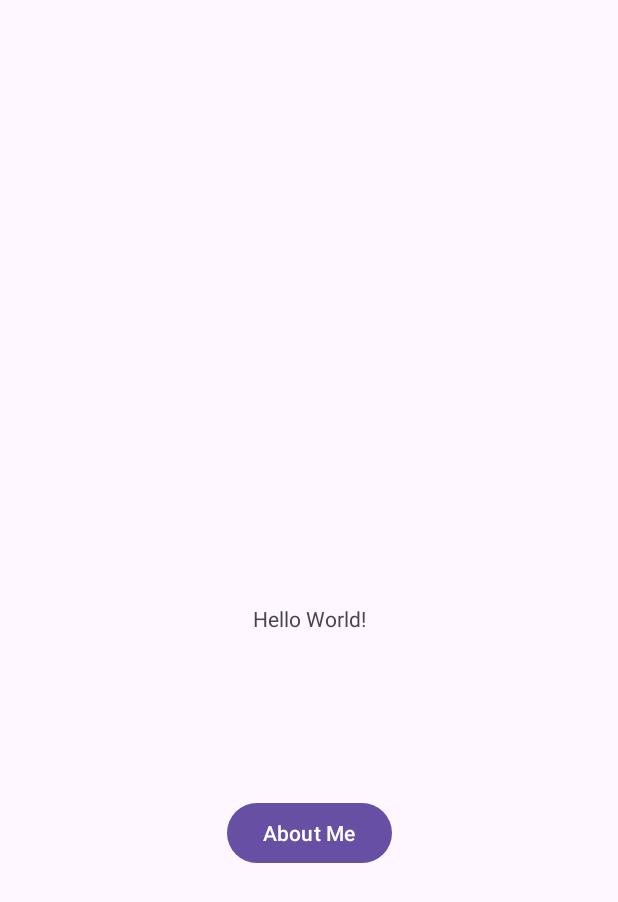
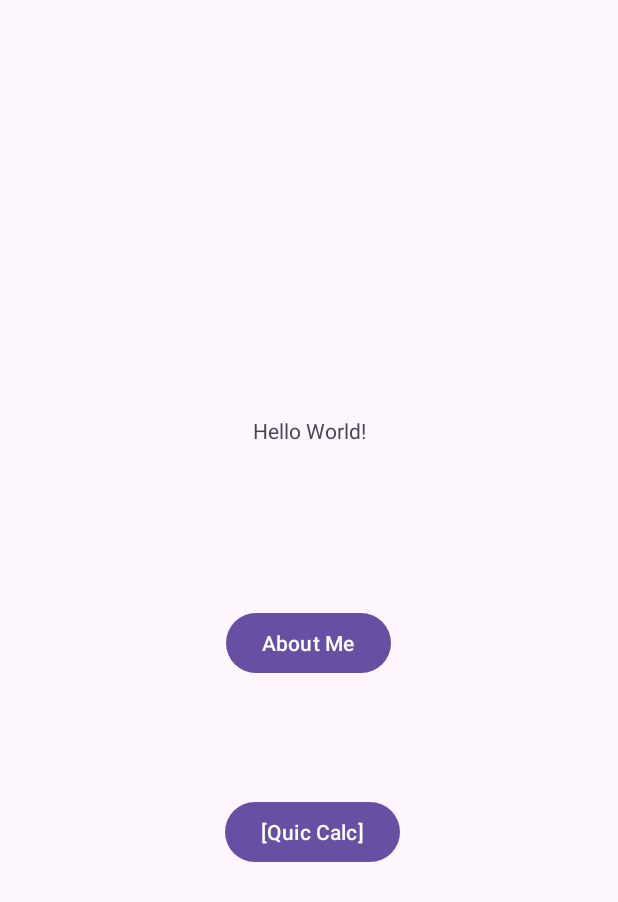
Before and after one commit to Jjjing2023/AndroidDevProject, an Android app: the screen it shows after launch (MainActivity), on a phone screen of 412 x 824 dp. Shown: the top 902 px of the screen. Run offline under Robolectric (Android 15) with nearby library versions, the phone set to English and light mode, and no system bars.

Commit message:
added the [QuicCalc] button

```diff
--- a/app/src/main/AndroidManifest.xml
+++ b/app/src/main/AndroidManifest.xml
@@ -13,6 +13,9 @@
         android:theme="@style/Theme.NUMAD25Sum_TianjingLiu"
         tools:targetApi="31">
         <activity
+            android:name=".QuicCalc"
+            android:exported="false" />
+        <activity
             android:name=".ActivityAboutMe"
             android:exported="false" />
         <activity
--- a/app/src/main/java/edu/northeastern/numad25sum_tianjingliu/MainActivity.java
+++ b/app/src/main/java/edu/northeastern/numad25sum_tianjingliu/MainActivity.java
@@ -15,11 +15,11 @@ import androidx.core.view.WindowInsetsCompat;
 public class MainActivity extends AppCompatActivity {
 
     private Button button;
-
+    private Button quicCalc;
     @Override
     protected void onCreate(Bundle savedInstanceState) {
         super.onCreate(savedInstanceState);
-//        EdgeToEdge.enable(this);
+
         setContentView(R.layout.activity_main);
 
         button = findViewById(R.id.button);
@@ -29,25 +29,22 @@ public class MainActivity extends AppCompatActivity {
                 Intent intent = new Intent(MainActivity.this, ActivityAboutMe.class);
                 startActivity(intent);
             }
+        });
+
+        quicCalc = findViewById(R.id.calc);
+        quicCalc.setOnClickListener(new View.OnClickListener() {
+            @Override
+            public void onClick(View v) {
+                Intent intent = new Intent(MainActivity.this, QuicCalc.class);
+                startActivity(intent);
+            }
+        });
 
 
-        });
-    }}
+    }
 
 
-//        ViewCompat.setOnApplyWindowInsetsListener(findViewById(R.id.main), (v, insets) -> {
-//            Insets systemBars = insets.getInsets(WindowInsetsCompat.Type.systemBars());
-//            v.setPadding(systemBars.left, systemBars.top, systemBars.right, systemBars.bottom);
-//            return insets;
-//        });
-//    }
 
-//    public void showInformation(View view){
-//
-//        CharSequence text = "name: Tianjing Liu\nemail: liu.tianj@northeastern.edu";
-//        int duration = Toast.LENGTH_SHORT;
-//
-//        Toast toast = Toast.makeText(getApplicationContext(), text, duration);
-//        toast.show();
-//
-//    }
+
+
+}
--- a/app/src/main/res/layout/activity_main.xml
+++ b/app/src/main/res/layout/activity_main.xml
@@ -7,6 +7,17 @@
     android:layout_height="match_parent"
     tools:context=".MainActivity">
 
+    <Button
+        android:id="@+id/button"
+        android:layout_width="wrap_content"
+        android:layout_height="wrap_content"
+        android:layout_marginTop="108dp"
+        android:text="@string/about_me_string"
+        app:layout_constraintEnd_toEndOf="parent"
+        app:layout_constraintHorizontal_bias="0.498"
+        app:layout_constraintStart_toStartOf="parent"
+        app:layout_constraintTop_toBottomOf="@+id/textView" />
+
     <TextView
         android:id="@+id/textView"
         android:layout_width="wrap_content"
@@ -15,16 +26,20 @@
         app:layout_constraintBottom_toBottomOf="parent"
         app:layout_constraintEnd_toEndOf="parent"
         app:layout_constraintStart_toStartOf="parent"
-        app:layout_constraintTop_toTopOf="parent" />
+        app:layout_constraintTop_toTopOf="parent"
+        app:layout_constraintVertical_bias="0.345" />
 
     <Button
-        android:id="@+id/button"
+        android:id="@+id/calc"
         android:layout_width="wrap_content"
         android:layout_height="wrap_content"
-        android:layout_marginTop="109dp"
-        android:text="@string/about_me_string"
+        android:layout_marginTop="52dp"
+        android:text="[Quic Calc]"
+        app:layout_constraintBottom_toBottomOf="parent"
         app:layout_constraintEnd_toEndOf="parent"
+        app:layout_constraintHorizontal_bias="0.508"
         app:layout_constraintStart_toStartOf="parent"
-        app:layout_constraintTop_toBottomOf="@+id/textView" />
+        app:layout_constraintTop_toBottomOf="@+id/button"
+        app:layout_constraintVertical_bias="0.095" />
 
 </androidx.constraintlayout.widget.ConstraintLayout>
```
Also changed, not shown: app/src/main/java/edu/northeastern/numad25sum_tianjingliu/QuicCalc.java (added, +24 -0 lines), app/src/main/res/layout/activity_quic_calc.xml (added, +8 -0 lines).
